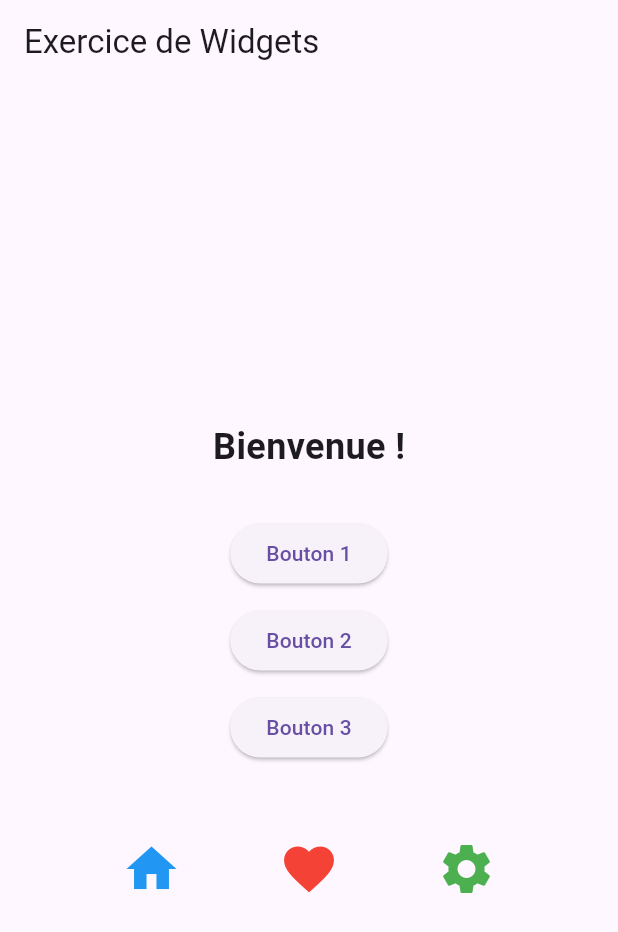
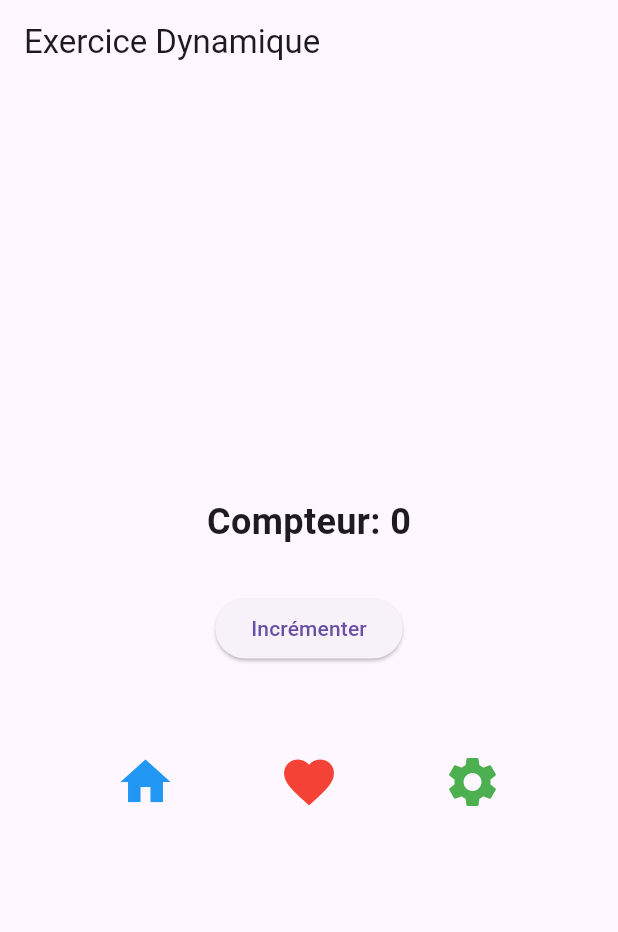
Before and after one commit to abdellahkaba/app-mobile, a Flutter app: the screen it shows after launch, on a phone screen of 412 x 824 dp. Shown: the top 932 px of the screen. Run offline on Flutter 3.47's test engine with Material 3 defaults, Android fonts, the phone set to English and light mode, and no system bars.

Commit message:
Ajout d'un StatefulWidget avec compteur et interaction sur icônes

```diff
--- a/lib/main.dart
+++ b/lib/main.dart
@@ -9,50 +9,84 @@ class MyApp extends StatelessWidget {
 
   @override
   Widget build(BuildContext context) {
-    return MaterialApp(home: WidgetPracticeScreen());
+    return MaterialApp(
+      debugShowCheckedModeBanner: false,
+      home: WidgetPracticeScreen(),
+    );
   }
 }
 
-class WidgetPracticeScreen extends StatelessWidget {
+class WidgetPracticeScreen extends StatefulWidget {
   const WidgetPracticeScreen({super.key});
+
+  @override
+  State<WidgetPracticeScreen> createState() => _WidgetPracticeScreenState();
+}
+
+class _WidgetPracticeScreenState extends State<WidgetPracticeScreen> {
+  int _counter = 0;
+  Color _iconColor1 = Colors.blue;
+  Color _iconColor2 = Colors.red;
+  Color _iconColor3 = Colors.green;
+
+  void _incrementCounter() {
+    setState(() {
+      _counter++;
+    });
+  }
+
+  void _toggleIconColor(int iconIndex) {
+    setState(() {
+      if (iconIndex == 1) {
+        _iconColor1 = _iconColor1 == Colors.blue ? Colors.orange : Colors.blue;
+      } else if (iconIndex == 2) {
+        _iconColor2 = _iconColor2 == Colors.red ? Colors.purple : Colors.red;
+      } else if (iconIndex == 3) {
+        _iconColor3 = _iconColor3 == Colors.green ? Colors.black : Colors.green;
+      }
+    });
+  }
 
   @override
   Widget build(BuildContext context) {
     return Scaffold(
-      appBar: AppBar(title: Text('Exercice de Widgets')),
+      appBar: AppBar(title: Text('Exercice Dynamique')),
       body: Padding(
-        padding: EdgeInsets.all(16.0), // Ajoute un espace autour du contenu
+        padding: EdgeInsets.all(16.0),
         child: Column(
-          mainAxisAlignment: MainAxisAlignment.center, // Centre verticalement
+          mainAxisAlignment: MainAxisAlignment.center,
           children: [
+            // Le titre centré
             Center(
               child: Text(
-                "Bienvenue !",
+                "Compteur: $_counter",
                 style: TextStyle(fontSize: 24, fontWeight: FontWeight.bold),
               ),
             ),
+            SizedBox(height: 30),
+            // Button a incrementer
+            ElevatedButton(
+              onPressed: _incrementCounter,
+              child: Text('Incrémenter'),
+            ),
+            SizedBox(height: 50),
 
-            SizedBox(height: 30), // Ajoute un espace
-            // Trois boutons empilés verticalement
-            Column(
+            //Trois icone interratives en Row
+            Row(
+              mainAxisAlignment: MainAxisAlignment.spaceEvenly,
               children: [
-                ElevatedButton(onPressed: () {}, child: Text("Bouton 1")),
-                SizedBox(height: 10), // Espace entre les boutons
-                ElevatedButton(onPressed: () {}, child: Text("Bouton 2")),
-                SizedBox(height: 10),
-                ElevatedButton(onPressed: () {}, child: Text("Bouton 3")),
-              ],
-            ),
-
-            SizedBox(height: 50), // Ajoute un espace avant les icônes
-            // Trois icônes alignées horizontalement
-            Row(
-              mainAxisAlignment:
-                  MainAxisAlignment.spaceEvenly, // Espacement égal
-              children: [
-                Icon(Icons.home, size: 40, color: Colors.blue),
-                Icon(Icons.favorite, size: 40, color: Colors.red),
-                Icon(Icons.settings, size: 40, color: Colors.green),
+                IconButton(
+                  onPressed: () => _toggleIconColor(1),
+                  icon: Icon(Icons.home, size: 40, color: _iconColor1),
+                ),
+                IconButton(
+                  onPressed: () => _toggleIconColor(2),
+                  icon: Icon(Icons.favorite, size: 40, color: _iconColor2),
+                ),
+                IconButton(
+                  onPressed: () => _toggleIconColor(3),
+                  icon: Icon(Icons.settings, size: 40, color: _iconColor3),
+                ),
               ],
             ),
           ],
```
